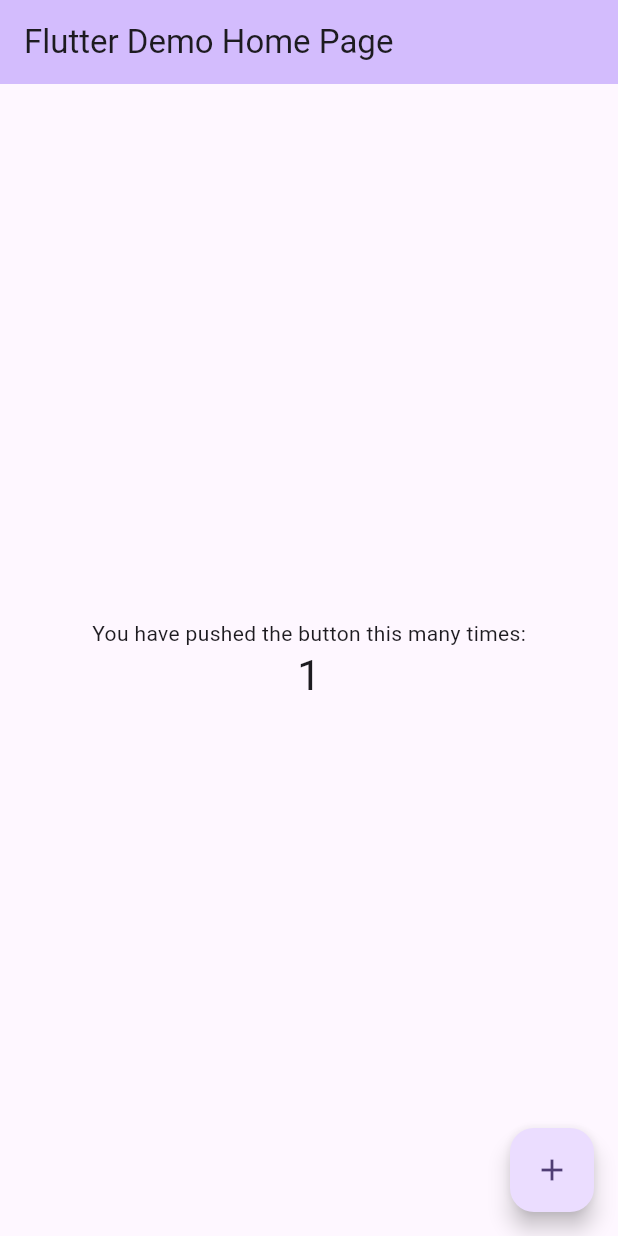
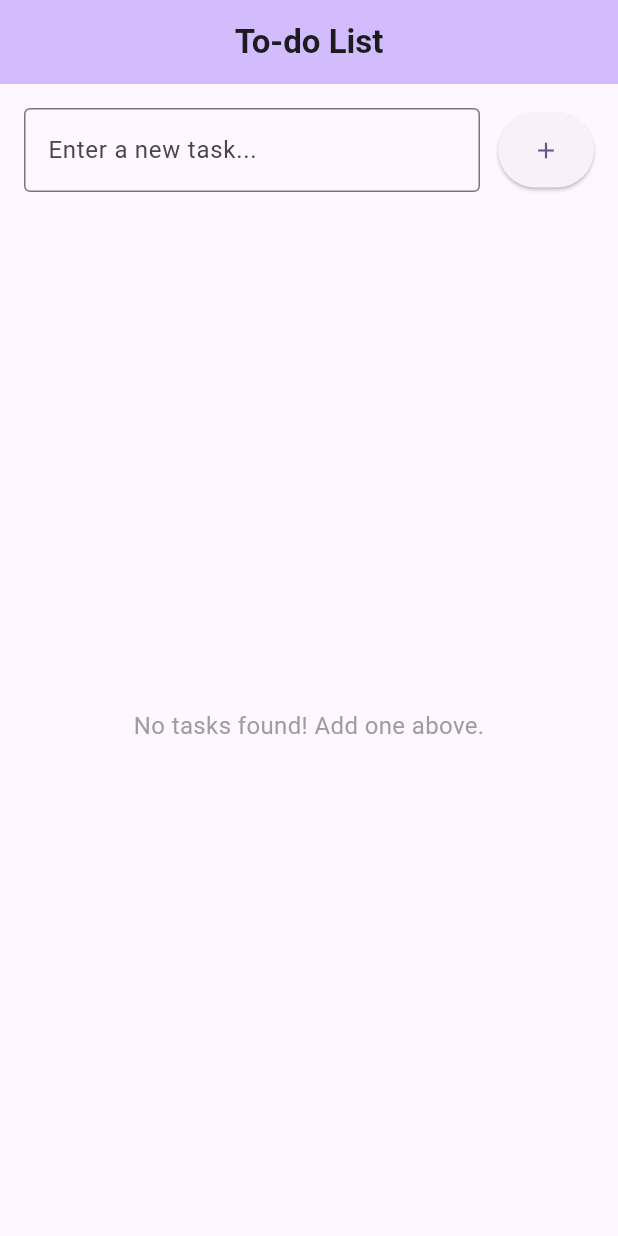
Before and after one commit to RnCurrent/Task-Life, a Flutter app: the screen it shows after launch, after a tap on the "add" icon, on a phone screen of 412 x 824 dp. Run offline on Flutter 3.47's test engine with Material 3 defaults, Android fonts, the phone set to English and light mode, and no system bars; our stand-ins replace hive_ce, hive_ce_flutter; accounts and stored records are empty.

Commit message:
to do list made

```diff
--- a/task_life/lib/main.dart
+++ b/task_life/lib/main.dart
@@ -1,121 +1,157 @@
 import 'package:flutter/material.dart';
+import 'package:hive_ce_flutter/hive_ce_flutter.dart';
+import 'todo_item.dart';
 
-void main() {
-  runApp(const MyApp());
+void main() async {
+  // Ensure Flutter engine bindings are ready before initialization
+  WidgetsFlutterBinding.ensureInitialized();
+
+  // Initialize Hive storage and point it to the app's document directory
+  await Hive.initFlutter();
+
+  // Register our newly generated adapter binary mapper
+  Hive.registerAdapter(TodoItemAdapter());
+
+  // Open the tasks storage container box
+  await Hive.openBox<TodoItem>('todoBox');
+
+  runApp(const TodoApp());
 }
 
-class MyApp extends StatelessWidget {
-  const MyApp({super.key});
+class TodoApp extends StatelessWidget {
+  const TodoApp({super.key});
 
-  // This widget is the root of your application.
   @override
   Widget build(BuildContext context) {
     return MaterialApp(
-      title: 'Flutter Demo',
+      title: 'To-do List',
+      debugShowCheckedModeBanner: false,
       theme: ThemeData(
-        // This is the theme of your application.
-        //
-        // TRY THIS: Try running your application with "flutter run". You'll see
-        // the application has a purple toolbar. Then, without quitting the app,
-        // try changing the seedColor in the colorScheme below to Colors.green
-        // and then invoke "hot reload" (save your changes or press the "hot
-        // reload" button in a Flutter-supported IDE, or press "r" if you used
-        // the command line to start the app).
-        //
-        // Notice that the counter didn't reset back to zero; the application
-        // state is not lost during the reload. To reset the state, use hot
-        // restart instead.
-        //
-        // This works for code too, not just values: Most code changes can be
-        // tested with just a hot reload.
-        colorScheme: .fromSeed(seedColor: Colors.deepPurple),
+        colorScheme: ColorScheme.fromSeed(seedColor: Colors.deepPurple),
+        useMaterial3: true,
       ),
-      home: const MyHomePage(title: 'Flutter Demo Home Page'),
+      home: const TodoListScreen(),
     );
   }
 }
 
-class MyHomePage extends StatefulWidget {
-  const MyHomePage({super.key, required this.title});
-
-  // This widget is the home page of your application. It is stateful, meaning
-  // that it has a State object (defined below) that contains fields that affect
-  // how it looks.
-
-  // This class is the configuration for the state. It holds the values (in this
-  // case the title) provided by the parent (in this case the App widget) and
-  // used by the build method of the State. Fields in a Widget subclass are
-  // always marked "final".
-
-  final String title;
+class TodoListScreen extends StatefulWidget {
+  const TodoListScreen({super.key});
 
   @override
-  State<MyHomePage> createState() => _MyHomePageState();
+  State<TodoListScreen> createState() => _TodoListScreenState();
 }
 
-class _MyHomePageState extends State<MyHomePage> {
-  int _counter = 0;
+class _TodoListScreenState extends State<TodoListScreen> {
+  // Grab our pre-opened box directly
+  final Box<TodoItem> _todoBox = Hive.box<TodoItem>('todoBox');
+  final TextEditingController _textController = TextEditingController();
 
-  void _incrementCounter() {
+  void _addTodoItem(String title) {
+    if (title.trim().isEmpty) return;
+
     setState(() {
-      // This call to setState tells the Flutter framework that something has
-      // changed in this State, which causes it to rerun the build method below
-      // so that the display can reflect the updated values. If we changed
-      // _counter without calling setState(), then the build method would not be
-      // called again, and so nothing would appear to happen.
-      _counter++;
+      // Box.add() inserts the object and assigns a unique local index key automatically
+      _todoBox.add(TodoItem(title: title.trim()));
+    });
+    _textController.clear();
+  }
+
+  void _toggleTodoItem(int index) {
+    setState(() {
+      final item = _todoBox.getAt(index);
+      if (item != null) {
+        item.isDone = !item.isDone;
+        item.save(); // HiveObject extension method writes changes directly to database
+      }
+    });
+  }
+
+  void _deleteTodoItem(int index) {
+    setState(() {
+      _todoBox.deleteAt(index); // Drops record seamlessly from memory and disk layout
     });
   }
 
   @override
+  void dispose() {
+    _textController.dispose();
+    super.dispose();
+  }
+
+  @override
   Widget build(BuildContext context) {
-    // This method is rerun every time setState is called, for instance as done
-    // by the _incrementCounter method above.
-    //
-    // The Flutter framework has been optimized to make rerunning build methods
-    // fast, so that you can just rebuild anything that needs updating rather
-    // than having to individually change instances of widgets.
     return Scaffold(
       appBar: AppBar(
-        // TRY THIS: Try changing the color here to a specific color (to
-        // Colors.amber, perhaps?) and trigger a hot reload to see the AppBar
-        // change color while the other colors stay the same.
+        title: const Text('To-do List', style: TextStyle(fontWeight: FontWeight.bold)),
         backgroundColor: Theme.of(context).colorScheme.inversePrimary,
-        // Here we take the value from the MyHomePage object that was created by
-        // the App.build method, and use it to set our appbar title.
-        title: Text(widget.title),
+        centerTitle: true,
       ),
-      body: Center(
-        // Center is a layout widget. It takes a single child and positions it
-        // in the middle of the parent.
-        child: Column(
-          // Column is also a layout widget. It takes a list of children and
-          // arranges them vertically. By default, it sizes itself to fit its
-          // children horizontally, and tries to be as tall as its parent.
-          //
-          // Column has various properties to control how it sizes itself and
-          // how it positions its children. Here we use mainAxisAlignment to
-          // center the children vertically; the main axis here is the vertical
-          // axis because Columns are vertical (the cross axis would be
-          // horizontal).
-          //
-          // TRY THIS: Invoke "debug painting" (choose the "Toggle Debug Paint"
-          // action in the IDE, or press "p" in the console), to see the
-          // wireframe for each widget.
-          mainAxisAlignment: .center,
-          children: [
-            const Text('You have pushed the button this many times:'),
-            Text(
-              '$_counter',
-              style: Theme.of(context).textTheme.headlineMedium,
+      body: Column(
+        children: [
+          Padding(
+            padding: const EdgeInsets.all(16.0),
+            child: Row(
+              children: [
+                Expanded(
+                  child: TextField(
+                    controller: _textController,
+                    decoration: const InputDecoration(
+                      hintText: 'Enter a new task...',
+                      border: OutlineInputBorder(),
+                    ),
+                    onSubmitted: _addTodoItem,
+                  ),
+                ),
+                const SizedBox(width: 12),
+                ElevatedButton(
+                  onPressed: () => _addTodoItem(_textController.text),
+                  style: ElevatedButton.styleFrom(padding: const EdgeInsets.all(16)),
+                  child: const Icon(Icons.add),
+                ),
+              ],
             ),
-          ],
-        ),
-      ),
-      floatingActionButton: FloatingActionButton(
-        onPressed: _incrementCounter,
-        tooltip: 'Increment',
-        child: const Icon(Icons.add),
+          ),
+          Expanded(
+            child: _todoBox.isEmpty
+                ? const Center(
+                    child: Text(
+                      'No tasks found! Add one above.',
+                      style: TextStyle(color: Colors.grey, fontSize: 16),
+                    ),
+                  )
+                : ListView.builder(
+                    itemCount: _todoBox.length,
+                    itemBuilder: (context, index) {
+                      // Retrieve the live indexed item from memory map
+                      final item = _todoBox.getAt(index)!;
+                      return Card(
+                        margin: const EdgeInsets.symmetric(horizontal: 16, vertical: 6),
+                        child: ListTile(
+                          leading: Checkbox(
+                            value: item.isDone,
+                            onChanged: (_) => _toggleTodoItem(index),
+                          ),
+                          title: Text(
+                            item.title,
+                            style: TextStyle(
+                              fontSize: 16,
+                              decoration: item.isDone
+                                  ? TextDecoration.lineThrough
+                                  : TextDecoration.none,
+                              color: item.isDone ? Colors.grey : Colors.black87,
+                            ),
+                          ),
+                          trailing: IconButton(
+                            icon: const Icon(Icons.delete_outline, color: Colors.redAccent),
+                            onPressed: () => _deleteTodoItem(index),
+                          ),
+                        ),
+                      );
+                    },
+                  ),
+          ),
+        ],
       ),
     );
   }
--- /dev/null
+++ b/task_life/lib/todo_item.dart
@@ -0,0 +1,15 @@
+import 'package:hive_ce/hive_ce.dart';
+
+// This declares that Hive will auto-generate a type adapter in a separate file
+part 'todo_item.g.dart';
+
+@HiveType(typeId: 0)
+class TodoItem extends HiveObject {
+  @HiveField(0)
+  String title;
+
+  @HiveField(1)
+  bool isDone;
+
+  TodoItem({required this.title, this.isDone = false});
+}
--- a/task_life/pubspec.yaml
+++ b/task_life/pubspec.yaml
@@ -34,6 +34,9 @@ dependencies:
   # The following adds the Cupertino Icons font to your application.
   # Use with the CupertinoIcons class for iOS style icons.
   cupertino_icons: ^1.0.8
+  shared_preferences: ^2.5.5
+  hive_ce: ^2.20.0
+  hive_ce_flutter: ^2.3.4
 
 dev_dependencies:
   flutter_test:
@@ -45,6 +48,8 @@ dev_dependencies:
   # package. See that file for information about deactivating specific lint
   # rules and activating additional ones.
   flutter_lints: ^6.0.0
+  hive_ce_generator: ^1.11.1
+  build_runner: ^2.15.1
 
 # For information on the generic Dart part of this file, see the
 # following page: https://dart.dev/tools/pub/pubspec
```
Also changed, not shown: task_life/lib/hive_registrar.g.dart (added), task_life/lib/todo_item.g.dart (added), task_life/pubspec.lock, 4 other files.
